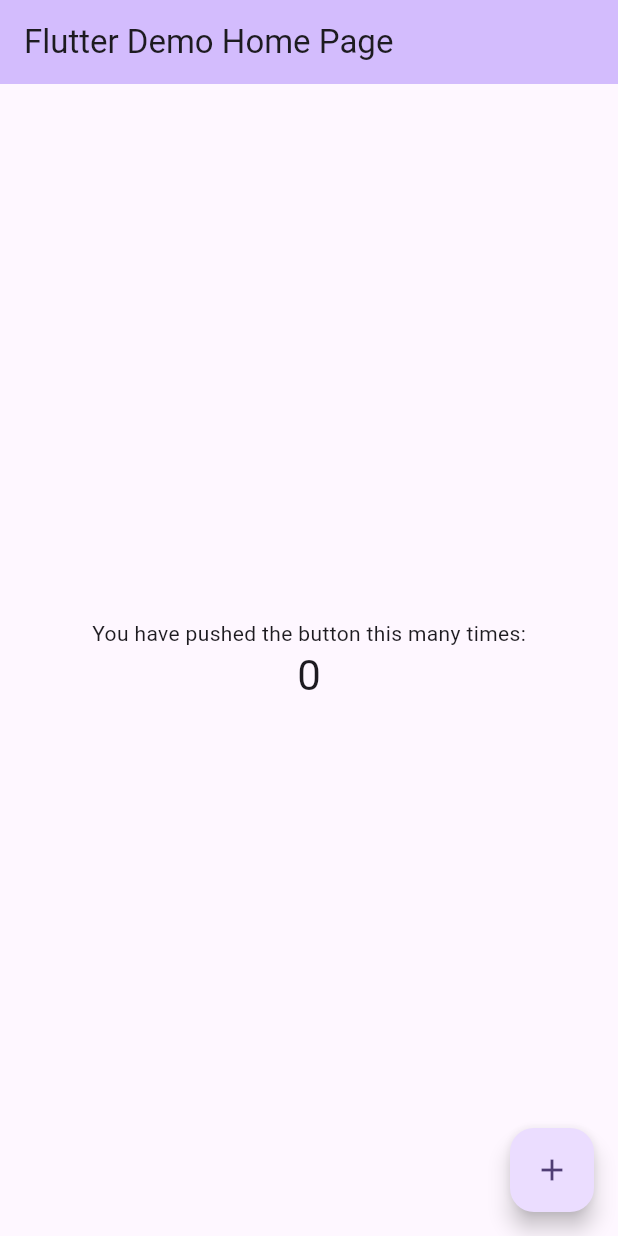
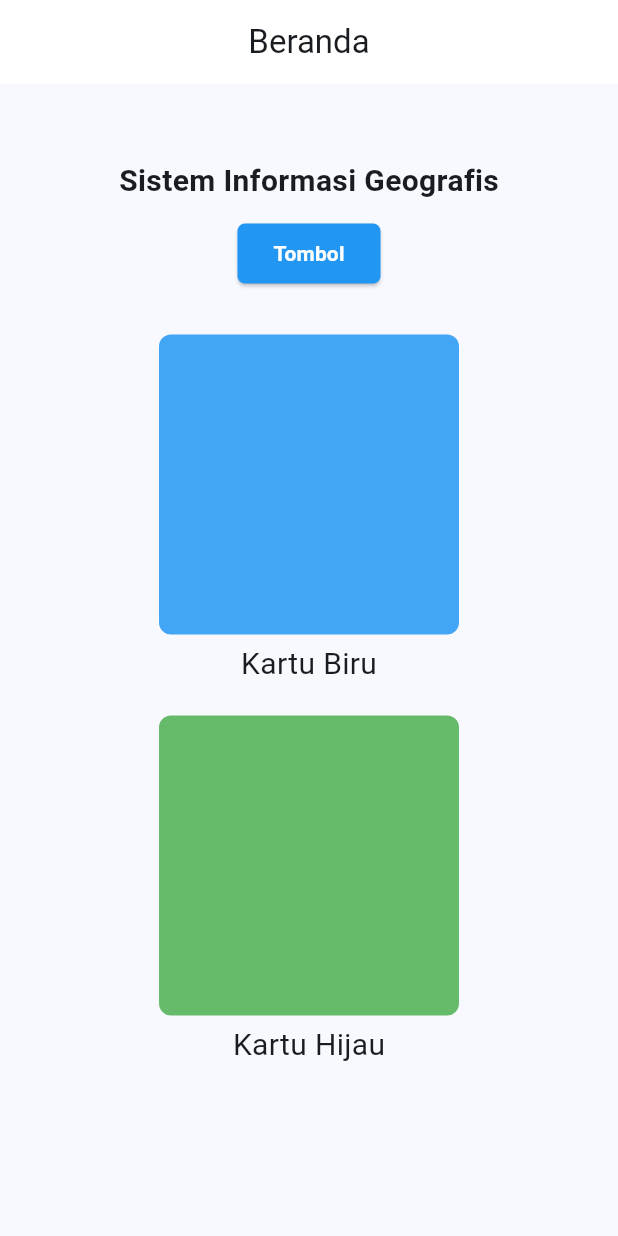
Before and after one commit to RobbyWahyudi/sig_app, a Flutter app: the screen it shows after launch, on a phone screen of 412 x 824 dp. Run offline on Flutter 3.47's test engine with Material 3 defaults, Android fonts, the phone set to English and light mode, and no system bars.

Commit message:
Menambahkan teks, tombol, dan kartu

```diff
--- a/lib/main.dart
+++ b/lib/main.dart
@@ -7,45 +7,21 @@ void main() {
 class MyApp extends StatelessWidget {
   const MyApp({super.key});
 
-  // This widget is the root of your application.
   @override
   Widget build(BuildContext context) {
     return MaterialApp(
-      title: 'Flutter Demo',
+      debugShowCheckedModeBanner: false,
+      title: 'Aplikasi SIG',
       theme: ThemeData(
-        // This is the theme of your application.
-        //
-        // TRY THIS: Try running your application with "flutter run". You'll see
-        // the application has a purple toolbar. Then, without quitting the app,
-        // try changing the seedColor in the colorScheme below to Colors.green
-        // and then invoke "hot reload" (save your changes or press the "hot
-        // reload" button in a Flutter-supported IDE, or press "r" if you used
-        // the command line to start the app).
-        //
-        // Notice that the counter didn't reset back to zero; the application
-        // state is not lost during the reload. To reset the state, use hot
-        // restart instead.
-        //
-        // This works for code too, not just values: Most code changes can be
-        // tested with just a hot reload.
-        colorScheme: ColorScheme.fromSeed(seedColor: Colors.deepPurple),
+        colorScheme: ColorScheme.fromSeed(seedColor: Colors.blue),
       ),
-      home: const MyHomePage(title: 'Flutter Demo Home Page'),
+      home: const MyHomePage(title: 'Beranda'),
     );
   }
 }
 
 class MyHomePage extends StatefulWidget {
   const MyHomePage({super.key, required this.title});
-
-  // This widget is the home page of your application. It is stateful, meaning
-  // that it has a State object (defined below) that contains fields that affect
-  // how it looks.
-
-  // This class is the configuration for the state. It holds the values (in this
-  // case the title) provided by the parent (in this case the App widget) and
-  // used by the build method of the State. Fields in a Widget subclass are
-  // always marked "final".
 
   final String title;
 
@@ -54,69 +30,70 @@ class MyHomePage extends StatefulWidget {
 }
 
 class _MyHomePageState extends State<MyHomePage> {
-  int _counter = 0;
-
-  void _incrementCounter() {
-    setState(() {
-      // This call to setState tells the Flutter framework that something has
-      // changed in this State, which causes it to rerun the build method below
-      // so that the display can reflect the updated values. If we changed
-      // _counter without calling setState(), then the build method would not be
-      // called again, and so nothing would appear to happen.
-      _counter++;
-    });
-  }
-
   @override
   Widget build(BuildContext context) {
-    // This method is rerun every time setState is called, for instance as done
-    // by the _incrementCounter method above.
-    //
-    // The Flutter framework has been optimized to make rerunning build methods
-    // fast, so that you can just rebuild anything that needs updating rather
-    // than having to individually change instances of widgets.
     return Scaffold(
       appBar: AppBar(
-        // TRY THIS: Try changing the color here to a specific color (to
-        // Colors.amber, perhaps?) and trigger a hot reload to see the AppBar
-        // change color while the other colors stay the same.
-        backgroundColor: Theme.of(context).colorScheme.inversePrimary,
-        // Here we take the value from the MyHomePage object that was created by
-        // the App.build method, and use it to set our appbar title.
+        backgroundColor: Colors.white,
         title: Text(widget.title),
+        centerTitle: true,
       ),
       body: Center(
-        // Center is a layout widget. It takes a single child and positions it
-        // in the middle of the parent.
         child: Column(
-          // Column is also a layout widget. It takes a list of children and
-          // arranges them vertically. By default, it sizes itself to fit its
-          // children horizontally, and tries to be as tall as its parent.
-          //
-          // Column has various properties to control how it sizes itself and
-          // how it positions its children. Here we use mainAxisAlignment to
-          // center the children vertically; the main axis here is the vertical
-          // axis because Columns are vertical (the cross axis would be
-          // horizontal).
-          //
-          // TRY THIS: Invoke "debug painting" (choose the "Toggle Debug Paint"
-          // action in the IDE, or press "p" in the console), to see the
-          // wireframe for each widget.
-          mainAxisAlignment: MainAxisAlignment.center,
           children: <Widget>[
-            const Text('You have pushed the button this many times:'),
-            Text(
-              '$_counter',
-              style: Theme.of(context).textTheme.headlineMedium,
+            const SizedBox(height: 50),
+            const Text(
+              'Sistem Informasi Geografis',
+              style: TextStyle(fontSize: 20, fontWeight: FontWeight.bold),
+            ),
+            const SizedBox(height: 10),
+            ElevatedButton(
+              style: ElevatedButton.styleFrom(
+                backgroundColor: Colors.blue,
+                shape: RoundedRectangleBorder(
+                  borderRadius: BorderRadius.circular(5),
+                ),
+              ),
+              onPressed: () => {print("click")},
+              child: const Text(
+                "Tombol",
+                style: TextStyle(
+                  fontWeight: FontWeight.bold,
+                  color: Colors.white,
+                ),
+              ),
+            ),
+            Column(
+              children: [
+                Container(
+                  width: 200,
+                  height: 200,
+                  margin: const EdgeInsets.only(top: 30, bottom: 5),
+                  decoration: BoxDecoration(
+                    borderRadius: BorderRadius.circular(8),
+                    color: Colors.blue[400],
+                  ),
+                ),
+                const Text("Kartu Biru", style: TextStyle(fontSize: 20)),
+              ],
+            ),
+            Column(
+              children: [
+                Container(
+                  width: 200,
+                  height: 200,
+                  margin: const EdgeInsets.only(top: 20, bottom: 5),
+                  decoration: BoxDecoration(
+                    borderRadius: BorderRadius.circular(8),
+                    color: Colors.green[400],
+                  ),
+                ),
+                const Text("Kartu Hijau", style: TextStyle(fontSize: 20)),
+              ],
             ),
           ],
         ),
       ),
-      floatingActionButton: FloatingActionButton(
-        onPressed: _incrementCounter,
-        tooltip: 'Increment',
-        child: const Icon(Icons.add),
-      ), // This trailing comma makes auto-formatting nicer for build methods.
     );
   }
 }
```
